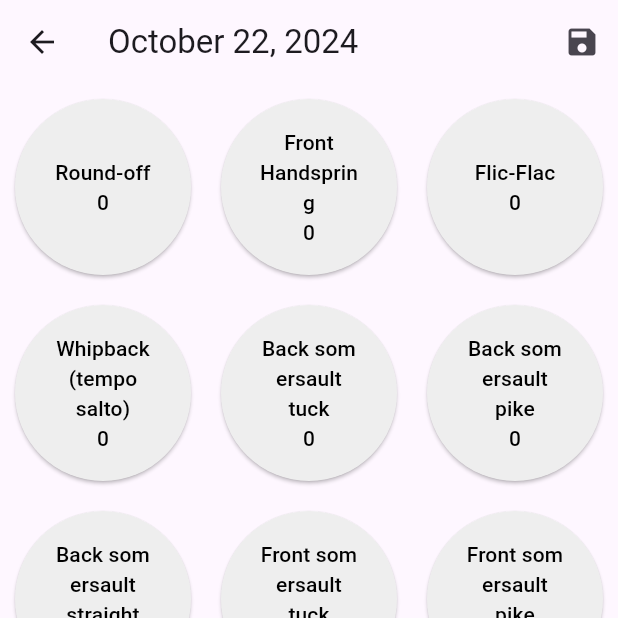
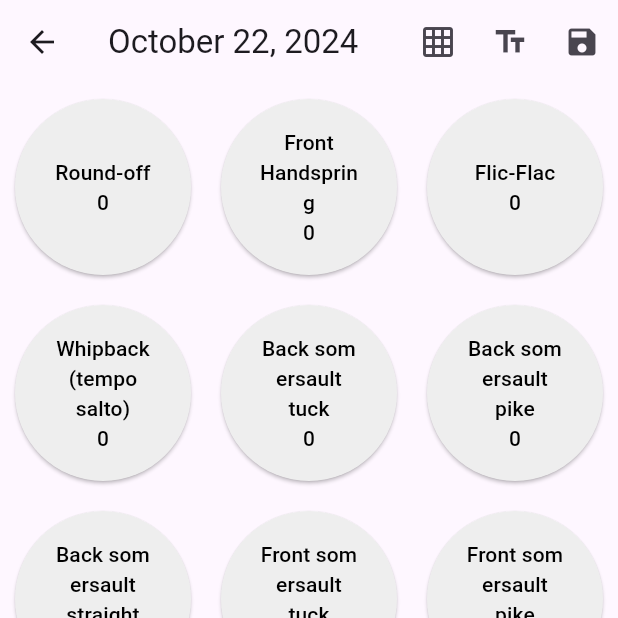
Before and after one commit to mikkel-convai/TumbleLog, a Flutter app: the SessionViewButton screen opened directly, on a phone screen of 412 x 824 dp, the top half of it. Run offline on Flutter 3.47's test engine with Material 3 defaults, Android fonts, the light colour scheme and no system bars; our stand-ins replace bloc, flutter_bloc, shared_preferences; accounts and stored records are empty.

Commit message:
Added toggle to the layout

```diff
--- /dev/null
+++ b/lib/features/tracking/layout_cubit/layout_state.dart
@@ -0,0 +1,22 @@
+part of 'layout_cubit.dart';
+
+enum LayoutType { grid, list }
+
+enum TextType { symbol, name, dd }
+
+@immutable
+abstract class LayoutState {
+  final LayoutType layout;
+  final TextType textDisplay;
+
+  const LayoutState(this.layout, this.textDisplay);
+}
+
+class LayoutInitial extends LayoutState {
+  const LayoutInitial()
+      : super(LayoutType.grid, TextType.symbol); // Default initial state
+}
+
+class LayoutUpdated extends LayoutState {
+  const LayoutUpdated(super.layout, super.textDisplay);
+}
--- a/lib/views/session_view_button.dart
+++ b/lib/views/session_view_button.dart
@@ -4,6 +4,7 @@ import 'package:shared_preferences/shared_preferences.dart';
 import 'package:tumblelog/constants.dart';
 import 'package:tumblelog/controllers/skill_controller.dart';
 import 'package:tumblelog/models/skill_model.dart';
+import 'package:tumblelog/widgets/session_app_bar.dart';
 import 'package:tumblelog/widgets/skill_button.dart';
 
 class SessionViewButton extends StatefulWidget {
@@ -14,8 +15,9 @@ class SessionViewButton extends StatefulWidget {
 }
 
 class _SessionViewButtonState extends State<SessionViewButton> {
-  late final SharedPreferences pref;
+  late SharedPreferences pref;
   List<Skill> skills = defaultSkills;
+  bool isLoading = true;
 
   @override
   void initState() {
@@ -26,6 +28,9 @@ class _SessionViewButtonState extends State<SessionViewButton> {
   Future<void> _initPref() async {
     pref = await SharedPreferences.getInstance();
     _loadSkillsForToday();
+    setState(() {
+      isLoading = false; // Set loading to false after initialization
+    });
   }
 
   Future<void> _loadSkillsForToday() async {
@@ -44,11 +49,6 @@ class _SessionViewButtonState extends State<SessionViewButton> {
     }
   }
 
-  Future<void> _saveSkillsForToday() async {
-    String date = getCurrentDate();
-    await saveSkills(date, pref, skills);
-  }
-
   String getCurrentDate() {
     final now = DateTime.now();
     return DateFormat('MMMM d, yyyy').format(now);
@@ -56,15 +56,15 @@ class _SessionViewButtonState extends State<SessionViewButton> {
 
   @override
   Widget build(BuildContext context) {
+    if (isLoading) {
+      return const Center(
+          child: CircularProgressIndicator()); // Show loading indicator
+    }
+
     return Scaffold(
-      appBar: AppBar(
-        title: Text(getCurrentDate()),
-        actions: [
-          IconButton(
-            icon: const Icon(Icons.save),
-            onPressed: _saveSkillsForToday,
-          ),
-        ],
+      appBar: SessionAppBar(
+        pref: pref,
+        skills: skills,
       ),
       body: GridView.builder(
         gridDelegate:
--- /dev/null
+++ b/lib/widgets/session_app_bar.dart
@@ -0,0 +1,76 @@
+import 'package:flutter/material.dart';
+import 'package:flutter_bloc/flutter_bloc.dart';
+import 'package:intl/intl.dart';
+import 'package:shared_preferences/shared_preferences.dart';
+import 'package:tumblelog/controllers/skill_controller.dart';
+import 'package:tumblelog/features/tracking/layout_cubit/layout_cubit.dart';
+import 'package:tumblelog/models/skill_model.dart';
+
+class SessionAppBar extends StatefulWidget implements PreferredSizeWidget {
+  final SharedPreferences pref;
+  final List<Skill> skills;
+
+  const SessionAppBar({
+    super.key,
+    required this.pref,
+    required this.skills,
+  });
+
+  @override
+  State<SessionAppBar> createState() => _SessionAppBarState();
+
+  @override
+  Size get preferredSize => const Size.fromHeight(kToolbarHeight);
+}
+
+class _SessionAppBarState extends State<SessionAppBar> {
+  Future<void> _saveSkillsForToday() async {
+    String date = getCurrentDate();
+    await saveSkills(date, widget.pref, widget.skills);
+  }
+
+  String getCurrentDate() {
+    final now = DateTime.now();
+    return DateFormat('MMMM d, yyyy').format(now);
+  }
+
+  @override
+  Widget build(BuildContext context) {
+    return BlocBuilder<LayoutCubit, LayoutState>(
+      builder: (context, state) {
+        return AppBar(
+          title: Text(getCurrentDate()),
+          actions: [
+            // Toggle button for layout
+            IconButton(
+              icon: Icon(
+                state.layout == LayoutType.grid ? Icons.grid_on : Icons.list,
+              ),
+              onPressed: () => context.read<LayoutCubit>().toggleLayout(),
+              tooltip: "Toggle Layout",
+            ),
+
+            // Toggle button for text size
+            IconButton(
+              icon: Icon(
+                state.textDisplay == TextType.symbol
+                    ? Icons.text_fields
+                    : state.textDisplay == TextType.name
+                        ? Icons.person
+                        : Icons.list_alt, // DD display
+              ),
+              onPressed: () => context.read<LayoutCubit>().toggleTextDisplay(),
+              tooltip: "Toggle Text Size",
+            ),
+
+            // Save button
+            IconButton(
+              icon: const Icon(Icons.save),
+              onPressed: _saveSkillsForToday,
+            ),
+          ],
+        );
+      },
+    );
+  }
+}
--- a/pubspec.yaml
+++ b/pubspec.yaml
@@ -36,6 +36,9 @@ dependencies:
   cupertino_icons: ^1.0.8
   intl: ^0.19.0
   shared_preferences: ^2.3.2
+  flutter_bloc: ^8.1.6
+  bloc: ^8.1.4
+  meta: ^1.15.0
 
 dev_dependencies:
   flutter_test:
```
Also changed, not shown: lib/features/tracking/layout_cubit/layout_cubit.dart (added, +29 -0 lines), lib/main.dart (+7 -2 lines), lib/views/home_view.dart (+11 -18 lines), lib/views/session_view_bar.dart (+12 -15 lines), pubspec.lock.
